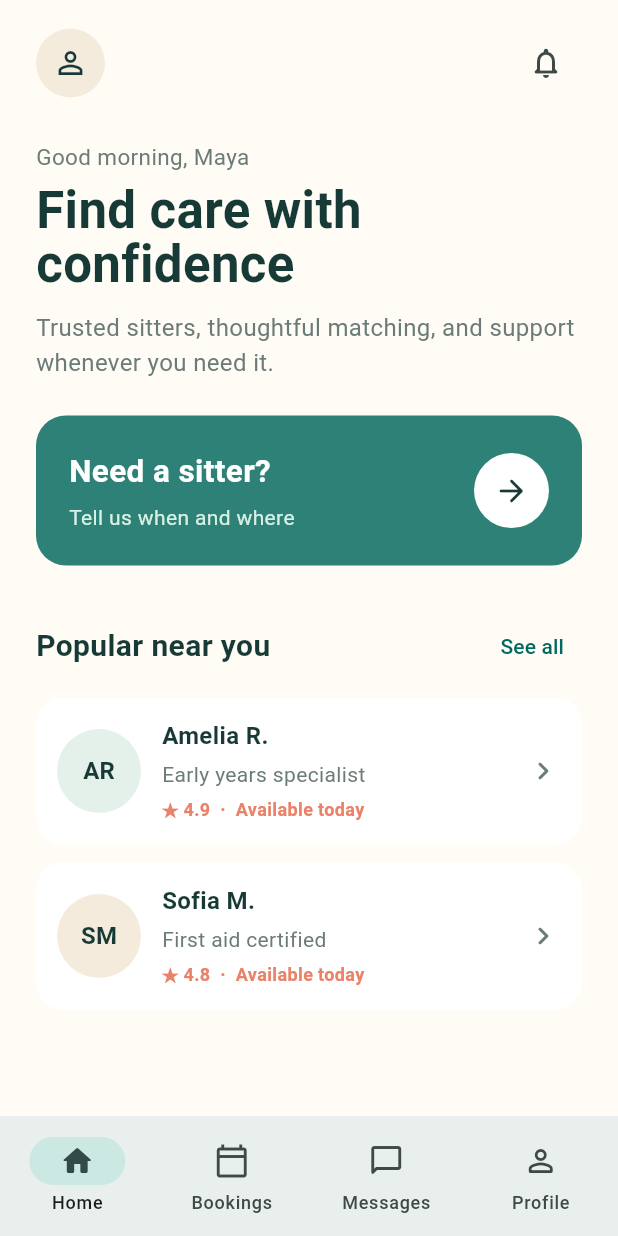
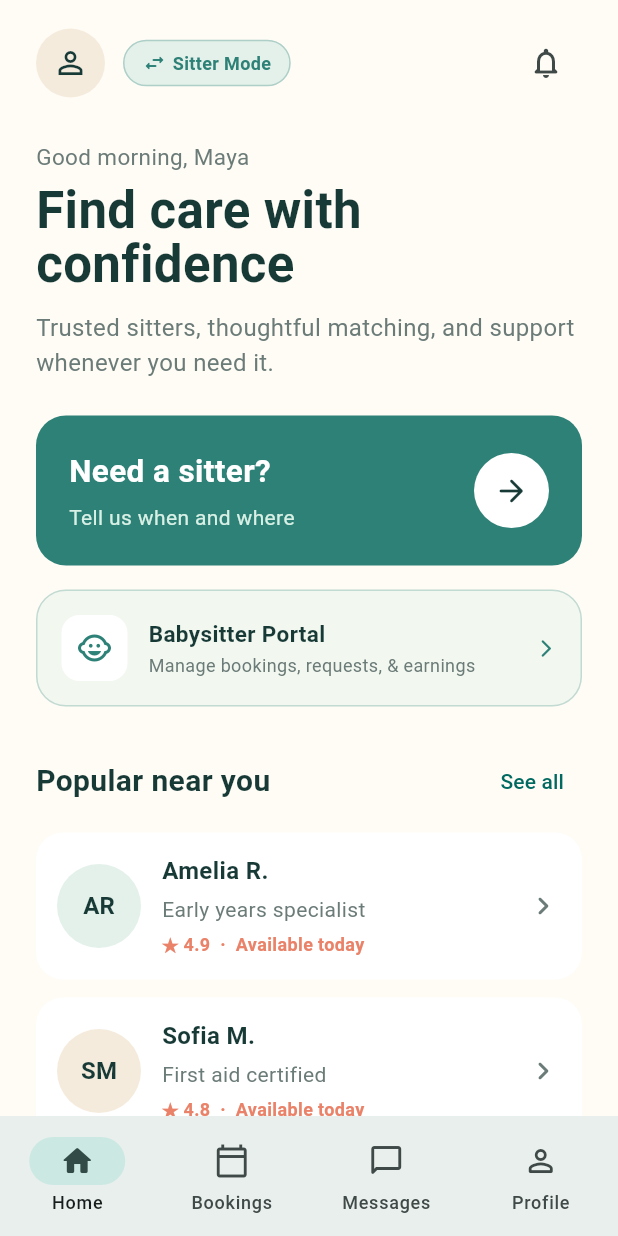
Before and after one commit to sandil06/Childcare-and-Babysitter-Booking-Application-for-Working-Parents, a Flutter app: the ParentHomeScreen screen opened by its route, on a phone screen of 412 x 824 dp. Run offline on Flutter 3.47's test engine with Material 3 defaults, Android fonts, the phone set to English and light mode, and no system bars; network calls fail; Roboto replaces fonts that are missing (Avenir).

Commit message:
fix(babysitter): set sitter dashboard entrypoint and navigation switchers

```diff
--- a/childcare_mobile/lib/app.dart
+++ b/childcare_mobile/lib/app.dart
@@ -12,7 +12,7 @@ class ChildcareApp extends StatelessWidget {
       title: 'Nurture',
       debugShowCheckedModeBanner: false,
       theme: buildAppTheme(),
-      initialRoute: AppRoutes.home,
+      initialRoute: AppRoutes.sitterDashboard,
       onGenerateRoute: AppRoutes.onGenerateRoute,
     );
   }
--- a/childcare_mobile/lib/features/babysitter/screens/sitter_dashboard_screen.dart
+++ b/childcare_mobile/lib/features/babysitter/screens/sitter_dashboard_screen.dart
@@ -335,6 +335,11 @@ class _SitterDashboardScreenState extends State<SitterDashboardScreen> {
               ),
             ],
           ),
+        ),
+        IconButton(
+          icon: const Icon(Icons.swap_horiz_rounded, color: AppColors.ink, size: 24),
+          tooltip: 'Switch to Parent Mode',
+          onPressed: () => Navigator.pushNamed(context, AppRoutes.home),
         ),
         // Notifications Icon
         Stack(
--- a/childcare_mobile/lib/features/parent/screens/parent_home_screen.dart
+++ b/childcare_mobile/lib/features/parent/screens/parent_home_screen.dart
@@ -22,14 +22,45 @@ class ParentHomeScreen extends StatelessWidget {
           children: [
             Row(
               children: [
-                const CircleAvatar(
-                  radius: 23,
-                  backgroundColor: AppColors.sand,
-                  child: Icon(Icons.person_outline, color: AppColors.ink),
+                GestureDetector(
+                  onTap: () => Navigator.pushNamed(context, AppRoutes.sitterDashboard),
+                  child: const CircleAvatar(
+                    radius: 23,
+                    backgroundColor: AppColors.sand,
+                    child: Icon(Icons.person_outline, color: AppColors.ink),
+                  ),
+                ),
+                const SizedBox(width: 12),
+                InkWell(
+                  onTap: () => Navigator.pushNamed(context, AppRoutes.sitterDashboard),
+                  borderRadius: BorderRadius.circular(20),
+                  child: Container(
+                    padding: const EdgeInsets.symmetric(horizontal: 12, vertical: 6),
+                    decoration: BoxDecoration(
+                      color: AppColors.mint,
+                      borderRadius: BorderRadius.circular(20),
+                      border: Border.all(color: AppColors.teal.withValues(alpha: 0.3)),
+                    ),
+                    child: const Row(
+                      mainAxisSize: MainAxisSize.min,
+                      children: [
+                        Icon(Icons.swap_horiz_rounded, size: 16, color: AppColors.teal),
+                        SizedBox(width: 4),
+                        Text(
+                          'Sitter Mode',
+                          style: TextStyle(
+                            fontSize: 12,
+                            fontWeight: FontWeight.w700,
+                            color: AppColors.teal,
+                          ),
+                        ),
+                      ],
+                    ),
+                  ),
                 ),
                 const Spacer(),
                 IconButton(
-                  onPressed: () {},
+                  onPressed: () => Navigator.pushNamed(context, AppRoutes.sitterNotifications),
                   icon: const Icon(Icons.notifications_none_rounded),
                 ),
               ],
@@ -62,7 +93,60 @@ class ParentHomeScreen extends StatelessWidget {
             _SearchCard(
               onTap: () => Navigator.pushNamed(context, AppRoutes.onboarding),
             ),
-            const SizedBox(height: 30),
+            const SizedBox(height: 16),
+
+            // Sitter Portal Quick Access Banner
+            InkWell(
+              onTap: () => Navigator.pushNamed(context, AppRoutes.sitterDashboard),
+              borderRadius: BorderRadius.circular(AppSizes.radius),
+              child: Container(
+                padding: const EdgeInsets.all(16),
+                decoration: BoxDecoration(
+                  color: AppColors.mint.withValues(alpha: 0.5),
+                  borderRadius: BorderRadius.circular(AppSizes.radius),
+                  border: Border.all(color: AppColors.teal.withValues(alpha: 0.25)),
+                ),
+                child: Row(
+                  children: [
+                    Container(
+                      padding: const EdgeInsets.all(10),
+                      decoration: BoxDecoration(
+                        color: Colors.white,
+                        borderRadius: BorderRadius.circular(12),
+                      ),
+                      child: const Icon(Icons.child_care_rounded, color: AppColors.teal),
+                    ),
+                    const SizedBox(width: 14),
+                    const Expanded(
+                      child: Column(
+                        crossAxisAlignment: CrossAxisAlignment.start,
+                        children: [
+                          Text(
+                            'Babysitter Portal',
+                            style: TextStyle(
+                              fontWeight: FontWeight.w700,
+                              color: AppColors.ink,
+                              fontSize: 15,
+                            ),
+                          ),
+                          SizedBox(height: 2),
+                          Text(
+                            'Manage bookings, requests, & earnings',
+                            style: TextStyle(
+                              color: AppColors.muted,
+                              fontSize: 12,
+                            ),
+                          ),
+                        ],
+                      ),
+                    ),
+                    const Icon(Icons.arrow_forward_ios_rounded, size: 14, color: AppColors.teal),
+                  ],
+                ),
+              ),
+            ),
+
+            const SizedBox(height: 26),
             Row(
               mainAxisAlignment: MainAxisAlignment.spaceBetween,
               children: [
@@ -98,7 +182,21 @@ class ParentHomeScreen extends StatelessWidget {
       ),
       bottomNavigationBar: NavigationBar(
         selectedIndex: 0,
-        onDestinationSelected: (_) {},
+        onDestinationSelected: (idx) {
+          switch (idx) {
+            case 0:
+              break;
+            case 1:
+              Navigator.pushNamed(context, AppRoutes.sitterUpcomingBookings);
+              break;
+            case 2:
+              Navigator.pushNamed(context, AppRoutes.sitterMessages);
+              break;
+            case 3:
+              Navigator.pushNamed(context, AppRoutes.sitterProfile);
+              break;
+          }
+        },
         destinations: const [
           NavigationDestination(
             icon: Icon(Icons.home_outlined),
```
Also changed, not shown: childcare_mobile/lib/features/auth/screens/login_screen.dart (+45 -10 lines).
